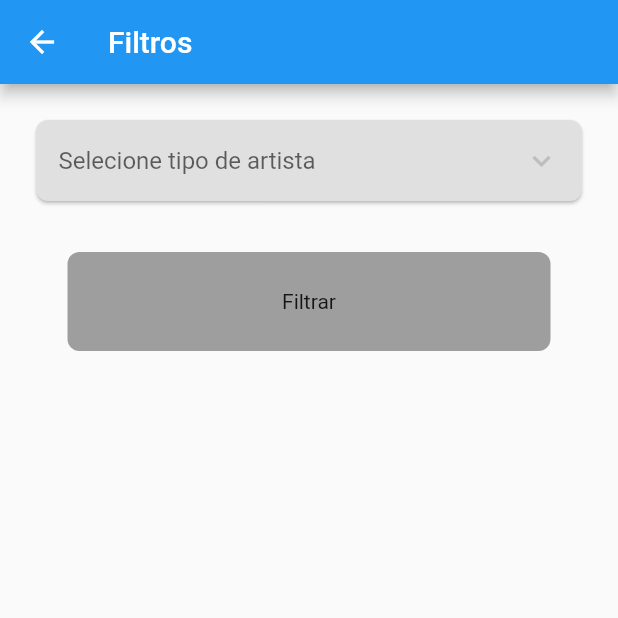
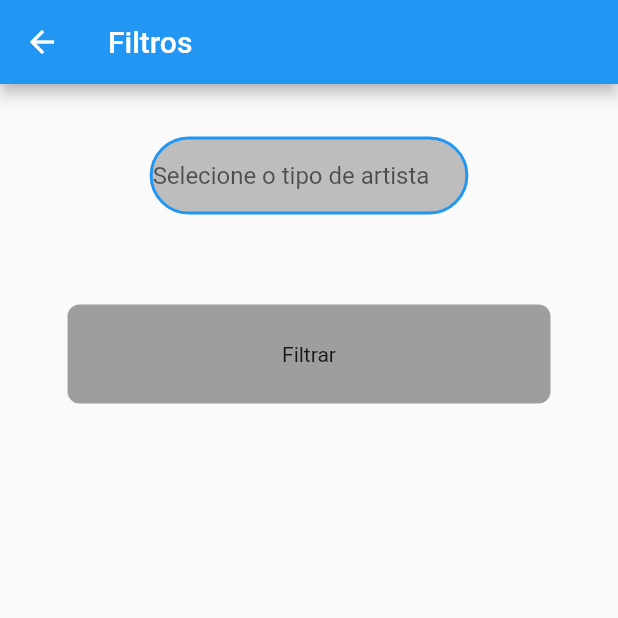
Before and after one commit to RafaelPBPinto/ArtistFinder, a Flutter app: the DropdownButtonApp screen opened directly, on a phone screen of 412 x 824 dp, the top half of it. Run offline on Flutter 3.47's test engine with Material 2 defaults, Android fonts, the phone set to English and light mode, and no system bars; our stand-ins replace flutter_rating_bar, google_fonts, image_picker, string_validator, table_calendar; network calls fail.

Commit message:
filter bug fixed

```diff
--- a/artist_finder/lib/components/common/operationdata.dart
+++ b/artist_finder/lib/components/common/operationdata.dart
@@ -447,6 +447,7 @@ Future<void> editArtist(BuildContext context, Artist newuser) async {
 
 Future<void> fetchTypeStyle() async {
   try {
+    logintypestyle = {};
     http.Response response = await http.get(Uri.parse('$api/artistsType'));
     var data = utf8.decode(response.bodyBytes);
     var jsondata = json.decode(data);
--- a/artist_finder/lib/components/contratant/filter.dart
+++ b/artist_finder/lib/components/contratant/filter.dart
@@ -69,20 +69,19 @@ class _DropdownScreenState extends State<DropdownButtonApp> {
         padding: const EdgeInsets.all(20.0),
         child: Column(
           children: [
-            //========================Country
-
-            Card(
-              color: Colors.grey[300],
-              shape: RoundedRectangleBorder(
-                  borderRadius: BorderRadius.circular(8)),
-              child: Padding(
-                padding: const EdgeInsets.all(15.0),
+            const SizedBox(
+              height: 15,
+            ),
+            Container(
+              decoration: BoxDecoration(
+                  border: Border.all(color: Colors.blue, width: 2),
+                  borderRadius: BorderRadius.circular(30),
+                  color: Colors.grey[400]),
               child: DropdownButton<String>(
                   underline: Container(),
-                    hint: const Text("Selecione tipo de artista"),
+                  alignment: Alignment.center,
+                  hint: const Text("Selecione o tipo de artista"),
                   icon: const Icon(Icons.keyboard_arrow_down),
-                    isDense: true,
-                    isExpanded: true,
                   items: types.map((String value) {
                     return DropdownMenuItem<String>(
                         value: value, child: Text(value));
@@ -92,27 +91,28 @@ class _DropdownScreenState extends State<DropdownButtonApp> {
                     setState(() {
                       artisType = value;
                       styleResults = logintypestyle[artisType];
-
+                      if (style != null) {
+                        style = null;
+                      }
+                      print(styleResults);
                       isTypeSelected = true;
                     });
                   }),
             ),
+            const SizedBox(
+              height: 30,
             ),
-
-//======================================= State
             if (isTypeSelected)
-              Card(
-                  color: Colors.grey[300],
-                  shape: RoundedRectangleBorder(
-                      borderRadius: BorderRadius.circular(8)),
-                  child: Container(
-                    padding: const EdgeInsets.all(15.0),
+              Container(
+                decoration: BoxDecoration(
+                    border: Border.all(color: Colors.blue, width: 2),
+                    borderRadius: BorderRadius.circular(30),
+                    color: Colors.grey[400]),
                 child: DropdownButton<String>(
                     underline: Container(),
-                        hint: const Text("Select Style of Artist"),
+                    alignment: Alignment.center,
+                    hint: const Text("Selecione o estilo de artista"),
                     icon: const Icon(Icons.keyboard_arrow_down),
-                        isDense: true,
-                        isExpanded: true,
                     items: styleResults?.map((String ctx) {
                       return DropdownMenuItem<String>(
                           value: ctx, child: Text(ctx));
@@ -123,10 +123,9 @@ class _DropdownScreenState extends State<DropdownButtonApp> {
                         style = value;
                       });
                     }),
-                  ))
+              )
             else
               Container(),
-
             const SizedBox(
               height: 30,
             ),
--- a/artist_finder/lib/pages/contratant/contr_page.dart
+++ b/artist_finder/lib/pages/contratant/contr_page.dart
@@ -1,5 +1,6 @@
 import 'package:artist_finder/components/common/my_button.dart';
 import 'package:artist_finder/components/common/url.dart';
+import 'package:artist_finder/components/contratant/filter.dart';
 import 'package:artist_finder/pages/common/login_page.dart';
 import 'package:flutter/material.dart';
 import 'package:artist_finder/components/contratant/customsearch.dart';
@@ -123,8 +124,8 @@ class _ContrPageState extends State<ContrPage> {
             label: 'Pesquisar artista',
           ),
           BottomNavigationBarItem(
-            icon: Icon(Icons.menu),
-            label: 'Menu',
+            icon: Icon(Icons.filter_alt),
+            label: 'Filtrar por artista',
           ),
           BottomNavigationBarItem(
             icon: Icon(Icons.person_2_rounded),
@@ -138,6 +139,12 @@ class _ContrPageState extends State<ContrPage> {
             _selectedIndex = index;
             if (_selectedIndex == 0) {
               showSearch(context: context, delegate: CustomSearchDelegate());
+            }
+            if (_selectedIndex == 1) {
+              Navigator.push(
+                  context,
+                  MaterialPageRoute(
+                      builder: (context) => const DropdownButtonApp()));
             }
             if (_selectedIndex == 2) {
               _scaffoldKey.currentState?.openEndDrawer();
```
Lines whose indentation alone changed are shown as unchanged.
